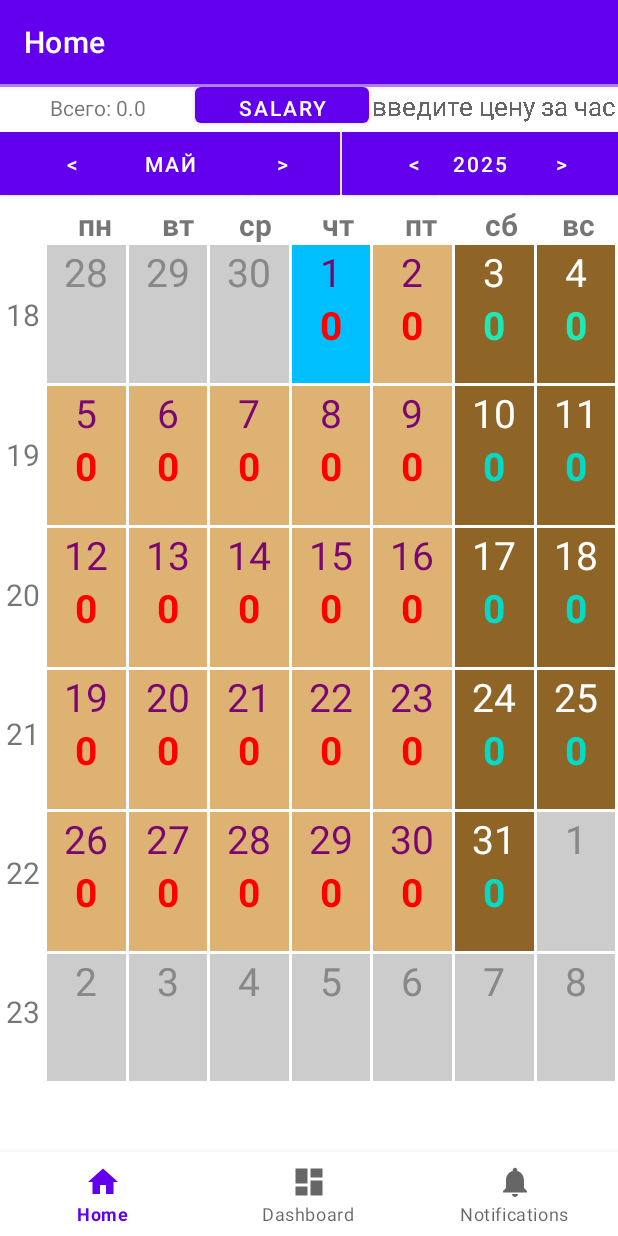
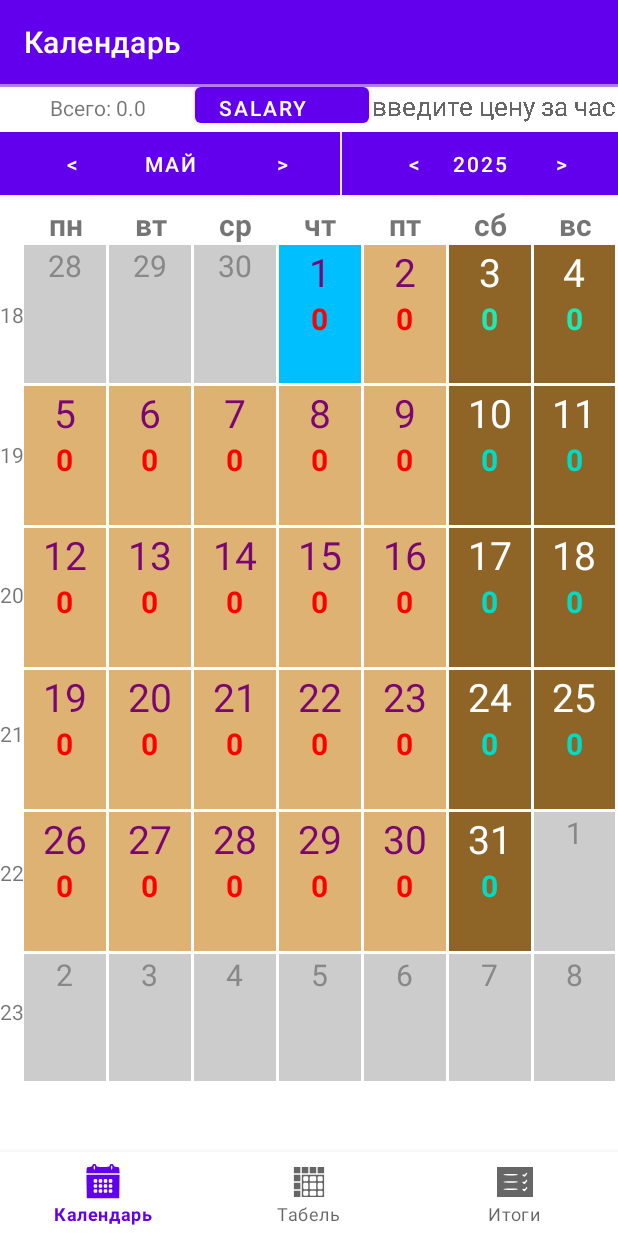
Before and after one commit to SVo7777777/EventsInCalendar, an Android app: the screen it shows after launch (MainActivity), on a phone screen of 412 x 824 dp. Run offline under Robolectric (Android 15) with nearby library versions, the phone set to English and light mode, and no system bars; our stand-ins replace navigation-ui.

Commit message:
Commit from 28.03.2025

```diff
--- a/app/src/main/java/com/example/calendarhours/DatabaseHelper.java
+++ b/app/src/main/java/com/example/calendarhours/DatabaseHelper.java
@@ -11,11 +11,12 @@ import android.database.sqlite.SQLiteOpenHelper;
 import android.database.sqlite.SQLiteDatabase;
 
 public class DatabaseHelper extends SQLiteOpenHelper {
+
     private static final String DATABASE_NAME = "hours.db"; // название бд
     private static final int SCHEMA = 1; // версия базы данных
     public static final String TABLE = "hours"; // название таблицы в бд
-    public static final String TABLE2 = "plan1"; // название таблицы в бд
-    public static final String TABLE3 = "plan2"; // название таблицы в бд
+    public static final String TABLE1 = "plan1"; // название таблицы в бд
+    public static final String TABLE2 = "plan2"; // название таблицы в бд
     // названия столбцов
     //public static final String COLUMN_ID = "_id";
     public static final String COLUMN_MONTH_YEAR = "month_year";
@@ -111,11 +112,11 @@ public class DatabaseHelper extends SQLiteOpenHelper {
         return array_list;
     }
 
-    public boolean checkDataExistOrNot(String value, String TABLE1) {
+    public boolean checkDataExistOrNot(String value, String TABLE3) {
         SQLiteDatabase sqLiteDatabase = getReadableDatabase();
         //String query = "SELECT * FROM " + TABLE + " WHERE " + COLUMN_MONTH_YEAR + " = " + value;
         //String query = "select * from hours" + " where " + COLUMN_MONTH_YEAR + " like ?";
-        String query = "SELECT * FROM " + TABLE1 + " WHERE " + COLUMN_MONTH_YEAR + " like ?";
+        String query = "SELECT * FROM " + TABLE3 + " WHERE " + COLUMN_MONTH_YEAR + " like ?";
 
         Cursor cursor = sqLiteDatabase.rawQuery(query, new String[]{"%" + value + "%"});
         //Cursor cursor = sqLiteDatabase.rawQuery(query, null);
@@ -127,10 +128,10 @@ public class DatabaseHelper extends SQLiteOpenHelper {
         return true;  // return true if value exists in database
     }
 
-    public String getHours(String month_year, String TABLE1) {
+    public String getHours(String month_year, String TABLE3) {
         SQLiteDatabase db = this.getReadableDatabase();
         //String query = "select * from hours" + " where " + COLUMN_MONTH_YEAR + " like ?";
-        String query = "SELECT * FROM " + TABLE1 + " WHERE "+ COLUMN_MONTH_YEAR + " like ?";
+        String query = "SELECT * FROM " + TABLE3 + " WHERE "+ COLUMN_MONTH_YEAR + " like ?";
         Cursor cursor = db.rawQuery(query, new String[]{"%" + month_year + "%"});
         if (cursor.getCount() < 1) {
             cursor.close();
@@ -145,10 +146,10 @@ public class DatabaseHelper extends SQLiteOpenHelper {
         cursor.close();
         return hours;
     }
-    public int GetId(String currentNote, String TABLE1) {
+    public int GetId(String currentNote, String TABLE3) {
         SQLiteDatabase myDB = this.getWritableDatabase();
         @SuppressLint("Recycle")
-        Cursor getNoteId = myDB.rawQuery("select id from'"+ TABLE1 +"' where month_year = '" + currentNote + "'", null);
+        Cursor getNoteId = myDB.rawQuery("select id from'"+ TABLE3 +"' where month_year = '" + currentNote + "'", null);
         //Cursor getNoteId = myDB.rawQuery("select id from notepadData where notepad like + "'" + currentNote + "'", null);
         if (getNoteId != null && getNoteId.moveToFirst()) {
             return getNoteId.getInt(0);
--- a/app/src/main/java/com/example/calendarhours/ui/home/HomeFragment.java
+++ b/app/src/main/java/com/example/calendarhours/ui/home/HomeFragment.java
@@ -158,9 +158,11 @@ public class HomeFragment extends Fragment {
         return root;
     }
 
+    @SuppressLint("SetTextI18n")
     private void salaryShowOnButtonClick(Button button2) {
         button2.setOnClickListener(v -> {
             String h = String.valueOf(textView3.getText());
+            try {
                 split2 = h.split(" ");
                 System.out.println(Arrays.toString(split2));
                 System.out.println(split2[0]);
@@ -171,6 +173,10 @@ public class HomeFragment extends Fragment {
                 System.out.println(p);
                 String salary = String.valueOf(p);
                 button2.setText(salary);
+            }catch (NumberFormatException e) {
+                Toast.makeText(getActivity(), "Введите цену за час!", Toast.LENGTH_LONG).show();
+            }
+
         });
     }
 
@@ -180,6 +186,7 @@ public class HomeFragment extends Fragment {
         year.setText(Integer.toString(yea));
         String mont = String.valueOf(month.getText());
         String y = String.valueOf(year.getText());
+        button2.setText("salary");
 
         @SuppressLint("SimpleDateFormat")
         final SimpleDateFormat sdf1 = new SimpleDateFormat("dd-MM-yyyy");
@@ -201,7 +208,7 @@ public class HomeFragment extends Fragment {
                 if (i == 1 && j < dayOfWeekOfFirstDayOfMonth-1) {
                     buttons[i][j].setBackgroundColor(LTGRAY);
                     days[i][j].setText(Integer.toString(m));
-                    days[i][j].setTextSize(TypedValue.COMPLEX_UNIT_SP, 26);
+                    days[i][j].setTextSize(TypedValue.COMPLEX_UNIT_SP, 20);
                     buttons[i][j].setEnabled(false);
                     days[i][j].setTextColor(GRAY);
                     events[i][j].setText("");
@@ -211,7 +218,7 @@ public class HomeFragment extends Fragment {
                         days[i][j].setText(Integer.toString(d));
                         days[i][j].setTextSize(TypedValue.COMPLEX_UNIT_SP, 26);
                         events[i][j].setText("0");
-                        events[i][j].setTextSize(TypedValue.COMPLEX_UNIT_SP, 26);
+                        events[i][j].setTextSize(TypedValue.COMPLEX_UNIT_SP, 20);
                         events[i][j].setTypeface(null, Typeface.BOLD);
                         buttons[i][j].setEnabled(true);
                         @SuppressLint("SimpleDateFormat")
@@ -225,7 +232,7 @@ public class HomeFragment extends Fragment {
                         }else {
                             buttons[i][j].setBackgroundColor(buttons[i][j].getContext().getResources().getColor(R.color.work_day));
                             events[i][j].setTextColor(events[i][j].getContext().getResources().getColor(R.color.red));
-                            events[i][j].setTextSize(26);
+                            events[i][j].setTextSize(20);
                             days[i][j].setTextColor(days[i][j].getContext().getResources().getColor(R.color.Purple2));
                         }
                         if (sDate.equals(sDate_now)){
@@ -236,7 +243,7 @@ public class HomeFragment extends Fragment {
 
                         buttons[i][j].setBackgroundColor(LTGRAY);
                         days[i][j].setText(Integer.toString(d2));
-                        days[i][j].setTextSize(TypedValue.COMPLEX_UNIT_SP, 26);
+                        days[i][j].setTextSize(TypedValue.COMPLEX_UNIT_SP, 20);
                         days[i][j].setTextColor(GRAY);
                         buttons[i][j].setEnabled(false);
                         events[i][j].setText("");
@@ -281,6 +288,8 @@ public class HomeFragment extends Fragment {
             System.out.println("hours="+hours);
             System.out.println("sum="+ sum);
             mydb.insertContact(data, hours.toString(), "hours");
+            mydb.insertContact(data, hours.toString(), "plan1");
+            mydb.insertContact(data, hours.toString(), "plan2");
             Toast.makeText(getActivity(), data + " добавлен!", Toast.LENGTH_SHORT).show();
         }
     }
--- /dev/null
+++ b/app/src/main/res/drawable/icons8_calendar_50.xml
@@ -0,0 +1,14 @@
+<vector xmlns:android="http://schemas.android.com/apk/res/android"
+    android:width="50dp"
+    android:height="50dp"
+    android:viewportWidth="50"
+    android:viewportHeight="50">
+  <path
+      android:pathData="M10.3,1.9c-0.4,1.4 -1.5,2.1 -4.2,2.3 -3.5,0.3 -3.6,0.4 -3.9,4.5l-0.3,4.3 23.1,-0 23.1,-0 -0.3,-4.3c-0.3,-4.1 -0.4,-4.2 -3.9,-4.5 -2.7,-0.2 -3.8,-0.9 -4.2,-2.3 -0.7,-2.6 -4.7,-2.5 -5.4,0.1 -0.5,1.8 -1.4,2 -9.3,2 -7.9,-0 -8.8,-0.2 -9.3,-2 -0.7,-2.6 -4.7,-2.7 -5.4,-0.1zM14,5c0,1.6 -0.4,3 -1,3 -0.5,-0 -1,-1.4 -1,-3 0,-1.7 0.5,-3 1,-3 0.6,-0 1,1.3 1,3zM38,5c0,1.6 -0.4,3 -1,3 -0.5,-0 -1,-1.4 -1,-3 0,-1.7 0.5,-3 1,-3 0.6,-0 1,1.3 1,3z"
+      android:fillColor="#000000"
+      android:strokeColor="#00000000"/>
+  <path
+      android:pathData="M2.2,31.2l0.3,16.3 22.5,-0 22.5,-0 0.3,-16.3 0.2,-16.2 -23,-0 -23,-0 0.2,16.2zM17,23.5c0,2 -0.5,2.5 -2.5,2.5 -2,-0 -2.5,-0.5 -2.5,-2.5 0,-2 0.5,-2.5 2.5,-2.5 2,-0 2.5,0.5 2.5,2.5zM24,23.5c0,2 -0.5,2.5 -2.5,2.5 -2,-0 -2.5,-0.5 -2.5,-2.5 0,-2 0.5,-2.5 2.5,-2.5 2,-0 2.5,0.5 2.5,2.5zM31,23.5c0,2 -0.5,2.5 -2.5,2.5 -2,-0 -2.5,-0.5 -2.5,-2.5 0,-2 0.5,-2.5 2.5,-2.5 2,-0 2.5,0.5 2.5,2.5zM38,23.5c0,2 -0.5,2.5 -2.5,2.5 -2,-0 -2.5,-0.5 -2.5,-2.5 0,-2 0.5,-2.5 2.5,-2.5 2,-0 2.5,0.5 2.5,2.5zM17,30.5c0,2 -0.5,2.5 -2.5,2.5 -2,-0 -2.5,-0.5 -2.5,-2.5 0,-2 0.5,-2.5 2.5,-2.5 2,-0 2.5,0.5 2.5,2.5zM24,30.5c0,2 -0.5,2.5 -2.5,2.5 -2,-0 -2.5,-0.5 -2.5,-2.5 0,-2 0.5,-2.5 2.5,-2.5 2,-0 2.5,0.5 2.5,2.5zM31,30.5c0,2 -0.5,2.5 -2.5,2.5 -2,-0 -2.5,-0.5 -2.5,-2.5 0,-2 0.5,-2.5 2.5,-2.5 2,-0 2.5,0.5 2.5,2.5zM38,30.5c0,2 -0.5,2.5 -2.5,2.5 -2,-0 -2.5,-0.5 -2.5,-2.5 0,-2 0.5,-2.5 2.5,-2.5 2,-0 2.5,0.5 2.5,2.5zM17,37.5c0,2 -0.5,2.5 -2.5,2.5 -2,-0 -2.5,-0.5 -2.5,-2.5 0,-2 0.5,-2.5 2.5,-2.5 2,-0 2.5,0.5 2.5,2.5zM24,37.5c0,2 -0.5,2.5 -2.5,2.5 -2,-0 -2.5,-0.5 -2.5,-2.5 0,-2 0.5,-2.5 2.5,-2.5 2,-0 2.5,0.5 2.5,2.5zM31,37.5c0,2 -0.5,2.5 -2.5,2.5 -2,-0 -2.5,-0.5 -2.5,-2.5 0,-2 0.5,-2.5 2.5,-2.5 2,-0 2.5,0.5 2.5,2.5zM38,37.5c0,2 -0.5,2.5 -2.5,2.5 -2,-0 -2.5,-0.5 -2.5,-2.5 0,-2 0.5,-2.5 2.5,-2.5 2,-0 2.5,0.5 2.5,2.5z"
+      android:fillColor="#000000"
+      android:strokeColor="#00000000"/>
+</vector>
--- /dev/null
+++ b/app/src/main/res/drawable/icons8_itogi_50.xml
@@ -0,0 +1,10 @@
+<vector xmlns:android="http://schemas.android.com/apk/res/android"
+    android:width="50dp"
+    android:height="50dp"
+    android:viewportWidth="50"
+    android:viewportHeight="50">
+  <path
+      android:pathData="M0,25l0,21 25,-0 25,-0 0,-21 0,-21 -25,-0 -25,-0 0,21zM42,12.9c0,0.5 -0.8,1.9 -1.9,3.2 -1.6,2 -2.1,2.1 -3.5,1 -2.2,-1.8 -2,-3 0.4,-2.4 1.2,0.3 2.2,-0.1 2.6,-1.1 0.6,-1.7 2.4,-2.2 2.4,-0.7zM29,15c0,0.6 -4,1 -10,1 -6,-0 -10,-0.4 -10,-1 0,-0.6 4,-1 10,-1 6,-0 10,0.4 10,1zM42,22.9c0,0.5 -0.8,1.9 -1.9,3.2 -1.6,2 -2.1,2.1 -3.5,1 -2.2,-1.8 -2,-3 0.4,-2.4 1.2,0.3 2.2,-0.1 2.6,-1.1 0.6,-1.7 2.4,-2.2 2.4,-0.7zM29,25c0,0.6 -4,1 -10,1 -6,-0 -10,-0.4 -10,-1 0,-0.6 4,-1 10,-1 6,-0 10,0.4 10,1zM42,32.9c0,0.5 -0.8,1.9 -1.9,3.2 -1.6,2 -2.1,2.1 -3.5,1 -2.2,-1.8 -2,-3 0.4,-2.4 1.2,0.3 2.2,-0.1 2.6,-1.1 0.6,-1.7 2.4,-2.2 2.4,-0.7zM29,35c0,0.6 -4,1 -10,1 -6,-0 -10,-0.4 -10,-1 0,-0.6 4,-1 10,-1 6,-0 10,0.4 10,1z"
+      android:fillColor="#000000"
+      android:strokeColor="#00000000"/>
+</vector>
--- /dev/null
+++ b/app/src/main/res/drawable/icons8_table_50.xml
@@ -0,0 +1,38 @@
+<vector xmlns:android="http://schemas.android.com/apk/res/android"
+    android:width="50dp"
+    android:height="50dp"
+    android:viewportWidth="50"
+    android:viewportHeight="50">
+  <path
+      android:pathData="M4,8.5l0,4.5 4.5,-0 4.5,-0 0,-4.5 0,-4.5 -4.5,-0 -4.5,-0 0,4.5z"
+      android:fillColor="#000000"
+      android:strokeColor="#00000000"/>
+  <path
+      android:pathData="M15,8.5l0,4.5 4.5,-0 4.5,-0 0,-4.5 0,-4.5 -4.5,-0 -4.5,-0 0,4.5z"
+      android:fillColor="#000000"
+      android:strokeColor="#00000000"/>
+  <path
+      android:pathData="M26,8.5l0,4.5 4.5,-0 4.5,-0 0,-4.5 0,-4.5 -4.5,-0 -4.5,-0 0,4.5z"
+      android:fillColor="#000000"
+      android:strokeColor="#00000000"/>
+  <path
+      android:pathData="M37,8.5l0,4.5 4.5,-0 4.5,-0 0,-4.5 0,-4.5 -4.5,-0 -4.5,-0 0,4.5z"
+      android:fillColor="#000000"
+      android:strokeColor="#00000000"/>
+  <path
+      android:pathData="M4,19.5l0,4.5 4.5,-0 4.5,-0 0,-4.5 0,-4.5 -4.5,-0 -4.5,-0 0,4.5z"
+      android:fillColor="#000000"
+      android:strokeColor="#00000000"/>
+  <path
+      android:pathData="M15,30.5l0,15.5 15.5,-0 15.5,-0 0,-15.5 0,-15.5 -15.5,-0 -15.5,-0 0,15.5zM24,20.5c0,3.3 -0.2,3.5 -3.5,3.5 -3.3,-0 -3.5,-0.2 -3.5,-3.5 0,-3.3 0.2,-3.5 3.5,-3.5 3.3,-0 3.5,0.2 3.5,3.5zM35,20.5c0,3.5 0,3.5 -4.5,3.5 -4.5,-0 -4.5,-0 -4.5,-3.5 0,-3.5 0,-3.5 4.5,-3.5 4.5,-0 4.5,-0 4.5,3.5zM44,20.5c0,3.3 -0.2,3.5 -3.5,3.5 -3.3,-0 -3.5,-0.2 -3.5,-3.5 0,-3.3 0.2,-3.5 3.5,-3.5 3.3,-0 3.5,0.2 3.5,3.5zM24,30.5c0,4.5 0,4.5 -3.5,4.5 -3.5,-0 -3.5,-0 -3.5,-4.5 0,-4.5 0,-4.5 3.5,-4.5 3.5,-0 3.5,-0 3.5,4.5zM35,30.5l0,4.5 -4.5,-0 -4.5,-0 0,-4.5 0,-4.5 4.5,-0 4.5,-0 0,4.5zM44,30.5c0,4.5 0,4.5 -3.5,4.5 -3.5,-0 -3.5,-0 -3.5,-4.5 0,-4.5 0,-4.5 3.5,-4.5 3.5,-0 3.5,-0 3.5,4.5zM24,40.5c0,3.3 -0.2,3.5 -3.5,3.5 -3.3,-0 -3.5,-0.2 -3.5,-3.5 0,-3.3 0.2,-3.5 3.5,-3.5 3.3,-0 3.5,0.2 3.5,3.5zM35,40.5c0,3.5 0,3.5 -4.5,3.5 -4.5,-0 -4.5,-0 -4.5,-3.5 0,-3.5 0,-3.5 4.5,-3.5 4.5,-0 4.5,-0 4.5,3.5zM44,40.5c0,3.3 -0.2,3.5 -3.5,3.5 -3.3,-0 -3.5,-0.2 -3.5,-3.5 0,-3.3 0.2,-3.5 3.5,-3.5 3.3,-0 3.5,0.2 3.5,3.5z"
+      android:fillColor="#000000"
+      android:strokeColor="#00000000"/>
+  <path
+      android:pathData="M4,30.5l0,4.5 4.5,-0 4.5,-0 0,-4.5 0,-4.5 -4.5,-0 -4.5,-0 0,4.5z"
+      android:fillColor="#000000"
+      android:strokeColor="#00000000"/>
+  <path
+      android:pathData="M4,41.5l0,4.5 4.5,-0 4.5,-0 0,-4.5 0,-4.5 -4.5,-0 -4.5,-0 0,4.5z"
+      android:fillColor="#000000"
+      android:strokeColor="#00000000"/>
+</vector>
--- a/app/src/main/res/layout/fragment_dashboard.xml
+++ b/app/src/main/res/layout/fragment_dashboard.xml
@@ -36,7 +36,7 @@
             android:layout_width="50dp"
             android:layout_height="wrap_content"
             android:layout_weight="1"
-            android:gravity="center"
+            android:gravity="left"
             android:insetTop="0dp"
             android:insetBottom="6dp"
             android:text="@string/salary"
--- a/app/src/main/res/layout/fragment_home.xml
+++ b/app/src/main/res/layout/fragment_home.xml
@@ -36,7 +36,7 @@
             android:layout_width="50dp"
             android:layout_height="wrap_content"
             android:layout_weight="1"
-            android:gravity="center"
+            android:gravity="left"
             android:insetTop="0dp"
             android:insetBottom="6dp"
             android:text="@string/salary"
@@ -166,28 +166,29 @@
 
         <TextView
             android:id="@+id/textView11"
-            android:layout_width="match_parent"
+            android:layout_width="16dp"
             android:layout_height="match_parent"
             android:layout_gravity="fill"
             android:layout_weight="1" />
 
         <TextView
             android:id="@+id/monDay"
-            android:layout_width="match_parent"
+            android:layout_width="55dp"
             android:layout_height="match_parent"
             android:layout_gravity="fill"
             android:layout_weight="1"
+            android:gravity="center|top"
             android:text="@string/monday"
             android:textSize="20sp"
             android:textStyle="bold" />
 
         <TextView
             android:id="@+id/tuesDay"
-            android:layout_width="match_parent"
+            android:layout_width="56dp"
             android:layout_height="match_parent"
             android:layout_gravity="fill"
             android:layout_weight="1"
-            android:paddingLeft="4dp"
+            android:gravity="center|top"
             android:text="вт"
             android:textSize="20sp"
             android:textStyle="bold"
@@ -195,11 +196,11 @@
 
         <TextView
             android:id="@+id/wednesDay"
-            android:layout_width="match_parent"
+            android:layout_width="56dp"
             android:layout_height="match_parent"
             android:layout_gravity="fill"
             android:layout_weight="1"
-            android:paddingLeft="4dp"
+            android:gravity="center|top"
             android:text="ср"
             android:textSize="20sp"
             android:textStyle="bold"
@@ -207,11 +208,11 @@
 
         <TextView
             android:id="@+id/thursDay"
-            android:layout_width="match_parent"
+            android:layout_width="56dp"
             android:layout_height="match_parent"
             android:layout_gravity="fill"
             android:layout_weight="1"
-            android:paddingStart="8dp"
+            android:gravity="center|top"
             android:text="чт"
             android:textSize="20sp"
             android:textStyle="bold"
@@ -219,10 +220,10 @@
 
         <TextView
             android:id="@+id/friDay"
-            android:layout_width="match_parent"
+            android:layout_width="56dp"
             android:layout_height="match_parent"
             android:layout_weight="1"
-            android:paddingLeft="12dp"
+            android:gravity="center|top"
             android:text="пт"
             android:textSize="20sp"
             android:textStyle="bold"
@@ -230,10 +231,10 @@
 
         <TextView
             android:id="@+id/saturDay"
-            android:layout_width="match_parent"
+            android:layout_width="56dp"
             android:layout_height="match_parent"
             android:layout_weight="1"
-            android:paddingLeft="14dp"
+            android:gravity="center|top"
             android:text="сб"
             android:textSize="20sp"
             android:textStyle="bold"
@@ -241,10 +242,10 @@
 
         <TextView
             android:id="@+id/sunDay"
-            android:layout_width="match_parent"
+            android:layout_width="56dp"
             android:layout_height="match_parent"
             android:layout_weight="1"
-            android:paddingStart="14dp"
+            android:gravity="center|top"
             android:text="вс"
             android:textSize="20sp"
             android:textStyle="bold"
@@ -270,7 +271,7 @@
                 tools:ignore="UselessParent,TextSizeCheck">
 
                 <LinearLayout
-                    android:layout_width="31dp"
+                    android:layout_width="wrap_content"
                     android:layout_height="match_parent"
                     android:orientation="vertical">
 
@@ -281,9 +282,8 @@
                         android:layout_weight="1"
                         android:foreground="?attr/selectableItemBackground"
                         android:gravity="center"
-                        android:onClick="onWeekMonthClick"
-                        android:text="1"
-                        android:textSize="20sp"
+                        android:text="11"
+                        android:textSize="14sp"
                         tools:ignore="HardcodedText,OnClick,TouchTargetSizeCheck" />
 
                     <TextView
@@ -293,9 +293,8 @@
                         android:layout_weight="1"
                         android:foreground="?attr/selectableItemBackground"
                         android:gravity="center"
-                        android:onClick="onWeekMonthClick"
                         android:text="2"
-                        android:textSize="20sp"
+                        android:textSize="14sp"
                         tools:ignore="HardcodedText,OnClick,TouchTargetSizeCheck" />
 
                     <TextView
@@ -305,9 +304,8 @@
                         android:layout_weight="1"
                         android:foreground="?attr/selectableItemBackground"
                         android:gravity="center"
-                        android:onClick="onWeekMonthClick"
                         android:text="3"
-                        android:textSize="20sp"
+                        android:textSize="14sp"
                         tools:ignore="HardcodedText,OnClick,TouchTargetSizeCheck" />
 
                     <TextView
@@ -317,9 +315,8 @@
                         android:layout_weight="1"
                         android:foreground="?attr/selectableItemBackground"
                         android:gravity="center"
-                        android:onClick="onWeekMonthClick"
                         android:text="4"
-                        android:textSize="20sp"
+                        android:textSize="14sp"
                         tools:ignore="HardcodedText,OnClick,TouchTargetSizeCheck" />
 
                     <TextView
@@ -329,9 +326,8 @@
                         android:layout_weight="1"
                         android:foreground="?attr/selectableItemBackground"
                         android:gravity="center"
-                        android:onClick="onWeekMonthClick"
                         android:text="5"
-                        android:textSize="20sp"
+                        android:textSize="14sp"
                         tools:ignore="HardcodedText,OnClick,TouchTargetSizeCheck" />
 
                     <TextView
@@ -341,9 +337,8 @@
                         android:layout_weight="1"
                         android:foreground="?attr/selectableItemBackground"
                         android:gravity="center"
-                        android:onClick="onWeekMonthClick"
                         android:text="6"
-                        android:textSize="20sp"
+                        android:textSize="14sp"
                         tools:ignore="HardcodedText,OnClick,TouchTargetSizeCheck" />
                 </LinearLayout>
 
@@ -383,7 +378,6 @@
                             android:layout_width="wrap_content"
                             android:layout_height="wrap_content"
                             android:layout_gravity="center"
-                            android:layout_weight="1"
                             android:text="31"
                             android:textColor="@color/Purple2"
                             android:textSize="35sp"
@@ -757,7 +751,6 @@
                             android:textColor="@color/Purple2"
                             android:textSize="35dp"
                             tools:ignore="HardcodedText,RtlHardcoded,SpUsage" />
-
                         <TextView
                             android:id="@+id/event_23"
                             android:layout_width="wrap_content"
@@ -768,6 +761,7 @@
                             android:textSize="17dp"
                             android:textStyle="bold"
                             tools:ignore="HardcodedText,RtlHardcoded,SpUsage" />
+
                     </LinearLayout>
 
                     <LinearLayout
@@ -1098,6 +1092,8 @@
                             android:textSize="17dp"
                             android:textStyle="bold"
                             tools:ignore="HardcodedText,RtlHardcoded,SpUsage" />
+
+
                     </LinearLayout>
 
                     <LinearLayout
--- a/app/src/main/res/menu/bottom_nav_menu.xml
+++ b/app/src/main/res/menu/bottom_nav_menu.xml
@@ -3,17 +3,17 @@
 
     <item
         android:id="@+id/navigation_home"
-        android:icon="@drawable/ic_home_black_24dp"
+        android:icon="@drawable/icons8_calendar_50"
         android:title="@string/title_home" />
 
     <item
         android:id="@+id/navigation_dashboard"
-        android:icon="@drawable/ic_dashboard_black_24dp"
+        android:icon="@drawable/icons8_table_50"
         android:title="@string/title_dashboard" />
 
     <item
         android:id="@+id/navigation_notifications"
-        android:icon="@drawable/ic_notifications_black_24dp"
+        android:icon="@drawable/icons8_itogi_50"
         android:title="@string/title_notifications" />
 
 </menu>
--- a/app/src/main/res/values/strings.xml
+++ b/app/src/main/res/values/strings.xml
@@ -1,10 +1,10 @@
 <resources>
     <string name="app_name">CalendarHours</string>
-    <string name="title_home">Home</string>
-    <string name="title_dashboard">Dashboard</string>
-    <string name="title_notifications">Notifications</string>
+    <string name="title_home">Календарь</string>
+    <string name="title_dashboard">Табель</string>
+    <string name="title_notifications">Итоги</string>
     <string name="monday">пн</string>
-    <string name="atantion">"Запишите событие, а потом внесите! "</string>
+    <string name="attention">"Запишите событие, а потом внесите! "</string>
     <string name="file_exist">В Вашем календаре пока нет событий! Выберите дату, запишите событие  и внесите!</string>
     <string name="salary">salary</string>
     <string name="hours">my_hours</string>
```
Also changed, not shown: app/src/main/java/com/example/calendarhours/ui/dashboard/DashboardFragment.java (+66 -34 lines). Lines whose indentation alone changed are shown as unchanged.
